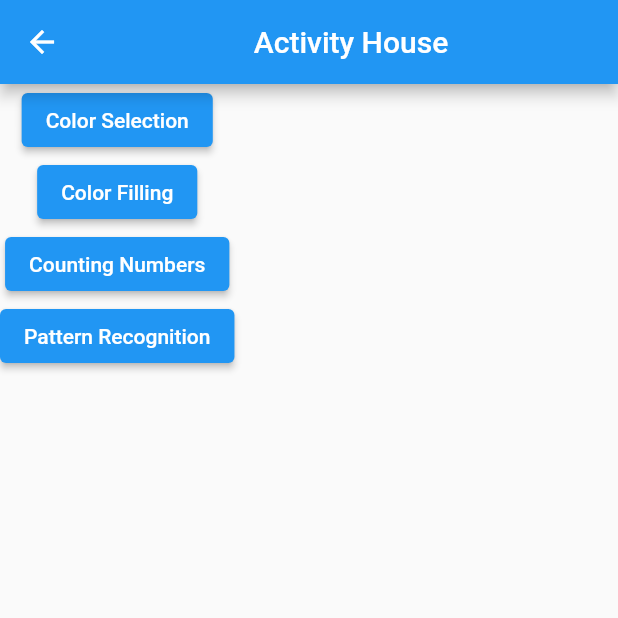
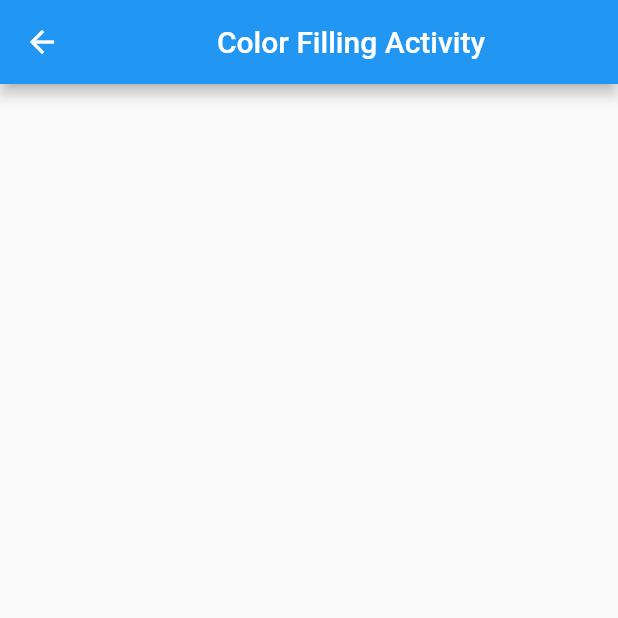
Before and after one commit to RFRanasinghe/desktopCatchMeHigherApplication, a Flutter app: the ActivityHomePage screen opened by its route, after a tap on "Color Filling", on a phone screen of 412 x 824 dp, the top half of it. Run offline on Flutter 3.47's test engine with Material 2 defaults, Android fonts, the phone set to English and light mode, and no system bars; missing offline and left inert: dart:js.

Commit message:
added colorFilling page and linked with activityHome page

```diff
--- a/lib/activityHome.dart
+++ b/lib/activityHome.dart
@@ -29,7 +29,7 @@ class _ActivityHomePageState extends State<ActivityHomePage> {
           new ElevatedButton(
               child: new Text("Color Filling"),
               onPressed: () {
-                Navigator.pushNamed(context, '');
+                Navigator.pushNamed(context, 'colorFilling');
               }),
           new ElevatedButton(
             child: new Text("Counting Numbers"),
--- /dev/null
+++ b/lib/colorFilling.dart
@@ -0,0 +1,22 @@
+import 'package:flutter/cupertino.dart';
+import 'package:flutter/material.dart';
+
+class ColorFillingPage extends StatefulWidget {
+  const ColorFillingPage({Key? key}) : super(key: key);
+
+  @override
+  _ColorFillingPageState createState() => _ColorFillingPageState();
+}
+
+class _ColorFillingPageState extends State<ColorFillingPage> {
+  @override
+  Widget build(BuildContext context) {
+    return Scaffold(
+      appBar: AppBar(
+        title: Center(
+          child: Text("Color Filling Activity"),
+          ),
+      ),
+    );
+  }
+}
--- a/lib/main.dart
+++ b/lib/main.dart
@@ -1,6 +1,7 @@
 import 'dart:js';
 
 import 'package:desktopcatchmehigher/activityHome.dart';
+import 'package:desktopcatchmehigher/colorFilling.dart';
 import 'package:desktopcatchmehigher/colorSelection.dart';
 import 'package:desktopcatchmehigher/welcomepage.dart';
 import 'package:desktopcatchmehigher/existingprofile.dart';
@@ -17,7 +18,8 @@ void main() {
       'newprofile': (context) => NewProfile(),
       'existingprofile': (context) => ExistingProfile(),
       'activityHome':(context) => ActivityHomePage(),
-      'colorSelection':(context) => ColorSelection()
+      'colorSelection':(context) => ColorSelection(),
+      'colorFilling':(context) => ColorFillingPage()
     },
   ));
 }
```
